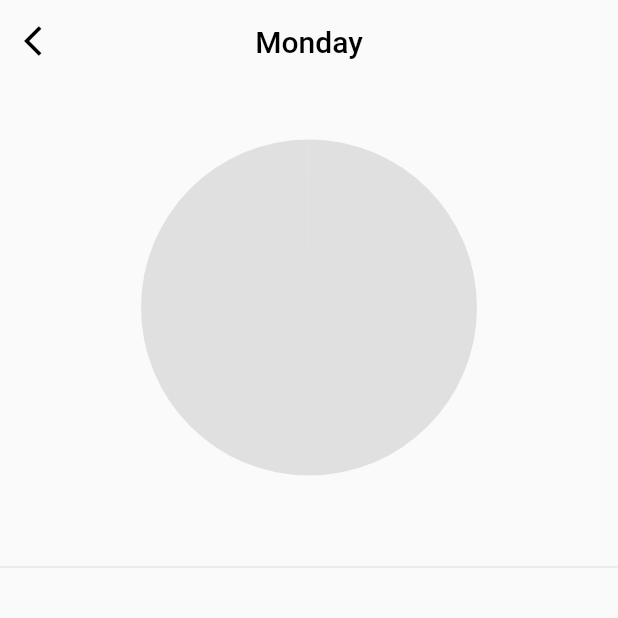
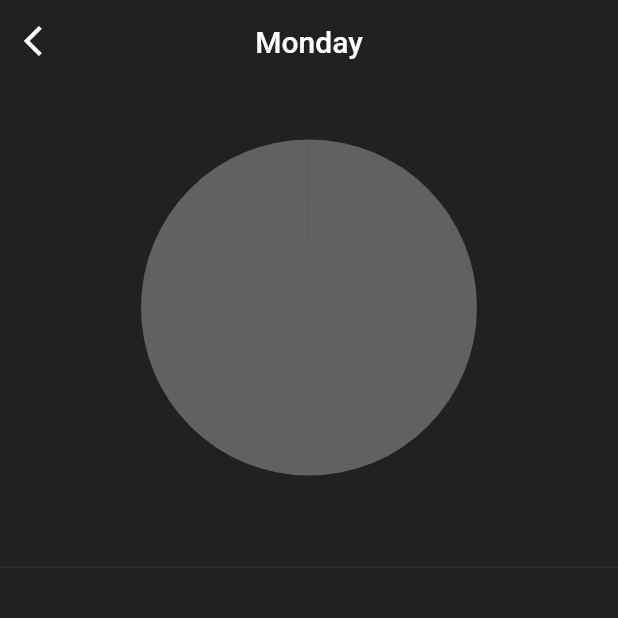
Before and after one commit to theiskaa/Visual-Time, a Flutter app: the screen it shows after launch, after a tap on "Monday", on a phone screen of 412 x 824 dp, the top half of it. Run offline on Flutter 3.47's test engine with Material 2 defaults, Android fonts, the phone set to English and light mode, and no system bars; our stand-ins replace hive, hive_flutter, logger, syncfusion_flutter_charts; accounts and stored records are empty.

Commit message:
Add darkTheme data

```diff
--- a/lib/main.dart
+++ b/lib/main.dart
@@ -28,7 +28,7 @@ class App extends StatelessWidget {
   Widget build(BuildContext context) {
     return MaterialApp(
       debugShowCheckedModeBanner: false,
-      theme: Themes().defaultTheme,
+      theme: Themes().dark,
       home: const Home(),
     );
   }
--- a/lib/view/widgets/appbars.dart
+++ b/lib/view/widgets/appbars.dart
@@ -23,7 +23,7 @@ class TransparentAppBar extends StatelessWidget with PreferredSizeWidget {
       leading: disableLeading
           ? const SizedBox.shrink()
           : IconButton(
-              icon: const Icon(Icons.arrow_back_ios, color: Colors.black),
+              icon: const Icon(Icons.arrow_back_ios),
               onPressed: () => onLeadingTap!(),
             ),
     );
--- a/lib/view/widgets/day_chart.dart
+++ b/lib/view/widgets/day_chart.dart
@@ -22,7 +22,7 @@ class _DayChartState extends State<DayChart> {
   final viewUtils = ViewUtils();
 
   List<Color> colorPalette = <Color>[
-    Colors.grey.shade300,
+    Colors.grey.shade700,
     const Color.fromRGBO(192, 108, 132, 1),
     const Color.fromRGBO(246, 114, 128, 1),
     const Color.fromRGBO(248, 177, 149, 1),
--- a/lib/view/widgets/themes.dart
+++ b/lib/view/widgets/themes.dart
@@ -12,6 +12,7 @@ class Themes {
     brightness: Brightness.light,
     primaryColor: Colors.black,
     accentColor: Colors.black,
+    primarySwatch: Colors.grey,
     elevatedButtonTheme: ElevatedButtonThemeData(
       style: ButtonStyle(
         textStyle:
@@ -52,7 +53,6 @@ class Themes {
       headline5: TextStyle(color: Colors.black),
       headline6: TextStyle(color: Colors.black),
     ),
-    primarySwatch: Colors.blueGrey,
     primaryTextTheme: const TextTheme(
       headline6: TextStyle(color: Colors.black),
     ),
@@ -64,4 +64,66 @@ class Themes {
       actionsIconTheme: IconThemeData(color: Colors.black),
     ),
   );
+
+  final dark = ThemeData(
+    scaffoldBackgroundColor: Colors.grey[900],
+    brightness: Brightness.dark,
+    primaryColor: Colors.white,
+    accentColor: Colors.white,
+    primarySwatch: Colors.grey,
+    elevatedButtonTheme: ElevatedButtonThemeData(
+      style: ButtonStyle(
+        textStyle:
+            MaterialStateProperty.all(const TextStyle(color: Colors.black)),
+        backgroundColor: MaterialStateProperty.all(const Color(0xFFFFFFFF)),
+      ),
+    ),
+    iconTheme: const IconThemeData(color: Colors.black),
+    textSelectionTheme: TextSelectionThemeData(
+      cursorColor: Colors.white,
+      selectionColor: const Color(0xFFFFFFFF).withOpacity(.3),
+      selectionHandleColor: const Color(0xFFFFFFFF).withOpacity(.3),
+    ),
+    checkboxTheme: CheckboxThemeData(
+      fillColor: MaterialStateProperty.all(Colors.white),
+      checkColor: MaterialStateProperty.all(Colors.black),
+    ),
+    textButtonTheme: TextButtonThemeData(
+      style: ButtonStyle(
+        textStyle: MaterialStateProperty.all(
+          const TextStyle(color: Colors.white),
+        ),
+        overlayColor: MaterialStateProperty.all(
+          const Color(0xFF000000).withOpacity(.3),
+        ),
+      ),
+    ),
+    bottomSheetTheme: BottomSheetThemeData(
+      shape: const RoundedRectangleBorder(
+        borderRadius: BorderRadius.only(
+          topLeft: Radius.circular(30),
+          topRight: Radius.circular(30),
+        ),
+      ),
+      backgroundColor: Colors.grey.shade900,
+    ),
+    textTheme: const TextTheme(
+      headline1: TextStyle(color: Colors.white, fontWeight: FontWeight.w800),
+      headline2: TextStyle(color: Colors.white, fontWeight: FontWeight.bold),
+      headline3: TextStyle(color: Colors.white, fontWeight: FontWeight.w600),
+      headline4: TextStyle(color: Colors.white),
+      headline5: TextStyle(color: Colors.white),
+      headline6: TextStyle(color: Colors.white),
+    ),
+    primaryTextTheme: const TextTheme(
+      headline6: TextStyle(color: Colors.white),
+    ),
+    appBarTheme: const AppBarTheme(
+      elevation: 0,
+      backgroundColor: Colors.transparent,
+      centerTitle: true,
+      iconTheme: IconThemeData(color: Colors.white),
+      actionsIconTheme: IconThemeData(color: Colors.white),
+    ),
+  );
 }
```
